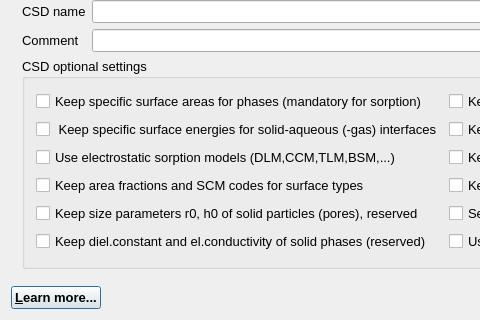
gemshub/GEMSGUI, file gems3/vizor4/dlg4/SystemWizard4.ui: the form before one commit; both pictures show x 0 to 480 and y 269 to 589 of the 854 by 589 pixel window.
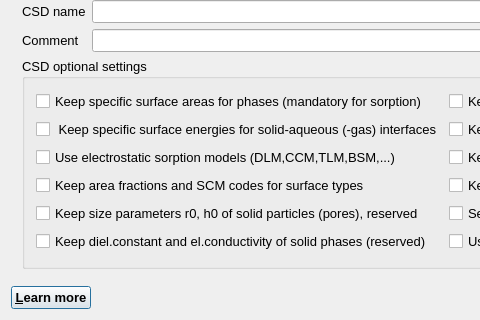
The form after the commit.

The edit to the form file:
```diff
--- a/gems3/vizor4/dlg4/SystemWizard4.ui
+++ b/gems3/vizor4/dlg4/SystemWizard4.ui
@@ -389,7 +389,7 @@
         </font>
        </property>
        <property name="text">
-        <string>&amp;Learn more...</string>
+        <string>&amp;Learn more</string>
        </property>
       </widget>
      </item>
```
